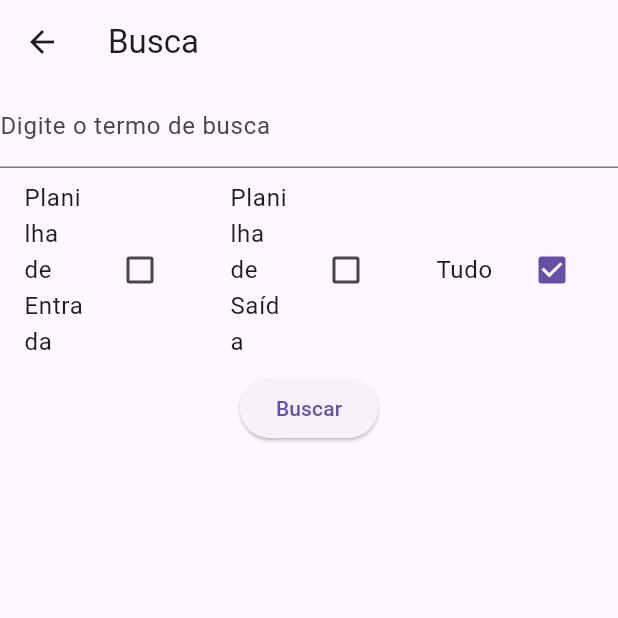
After one commit to MariTaba/projeto_gerenciamento_financas, a Flutter app: the SearchPage screen opened by its route, after a tap on "Buscar", on a phone screen of 412 x 824 dp, the top half of it. The commit adds this screen. Run offline on Flutter 3.47's test engine with Material 3 defaults, Android fonts, the phone set to English and light mode, and no system bars; our stand-ins replace cloud_firestore, device_preview, firebase_auth, firebase_core; accounts and stored records are empty.

Commit message:
Busca ok na pagina principal.

```diff
--- /dev/null
+++ b/lib/view/servico_busca.dart
@@ -0,0 +1,131 @@
+import 'package:cloud_firestore/cloud_firestore.dart';
+import 'package:firebase_auth/firebase_auth.dart';
+import 'package:flutter/material.dart';
+
+class SearchPage extends StatefulWidget {
+  @override
+  _SearchPageState createState() => _SearchPageState();
+}
+
+class _SearchPageState extends State<SearchPage> {
+  final FirebaseFirestore _firestore = FirebaseFirestore.instance;
+String dropdownValue = 'Tudo';
+  String searchTerm = '';
+  List<DocumentSnapshot> searchResults = [];
+
+  void search() async {
+    List<QueryDocumentSnapshot> searchResults = [];
+
+    if (dropdownValue == 'Tudo') {
+      Query queryEntrada = _firestore
+          .collection('Entradas')
+          .where('uid', isEqualTo: FirebaseAuth.instance.currentUser?.uid)
+          .where('nome', isEqualTo: searchTerm);
+
+      Query querySaida = _firestore
+          .collection('itens')
+          .where('uid', isEqualTo: FirebaseAuth.instance.currentUser?.uid)
+          .where('nome', isEqualTo: searchTerm);
+
+      final querySnapshotEntrada = await queryEntrada.get();
+      final querySnapshotSaida = await querySaida.get();
+
+      searchResults = [
+        ...querySnapshotEntrada.docs,
+        ...querySnapshotSaida.docs
+      ];
+    } else {
+      Query? query;
+
+      switch (dropdownValue) {
+        case 'Planilha de Entrada':
+          query = _firestore
+              .collection('Entradas')
+              .where('uid', isEqualTo: FirebaseAuth.instance.currentUser?.uid)
+              .where('nome', isEqualTo: searchTerm);
+          break;
+        case 'Planilha de Saída':
+          query = _firestore
+              .collection('itens')
+              .where('uid', isEqualTo: FirebaseAuth.instance.currentUser?.uid)
+              .where('nome', isEqualTo: searchTerm);
+          break;
+      }
+
+      if (query != null) {
+        final querySnapshot = await query.get();
+        searchResults = querySnapshot.docs;
+      }
+    }
+
+    setState(() {
+      this.searchResults = searchResults;
+    });
+  }
+
+  @override
+  Widget build(BuildContext context) {
+    return Scaffold(
+      appBar: AppBar(
+        title: Text('Busca'),
+      ),
+      body: Column(
+        children: <Widget>[
+          TextField(
+            onChanged: (value) {
+              setState(() {
+                searchTerm = value;
+              });
+            },
+            decoration: InputDecoration(
+              labelText: "Digite o termo de busca",
+            ),
+          ),
+          Row(
+            children: <String>[
+              'Planilha de Entrada',
+              'Planilha de Saída',
+              'Tudo'
+            ].map((String value) {
+              return Expanded(
+                child: CheckboxListTile(
+                  title: Text(value),
+                  value: dropdownValue == value,
+                  onChanged: (bool? newValue) {
+                    setState(() {
+                      if (newValue == true) {
+                        dropdownValue = value;
+                      }
+                    });
+                  },
+                ),
+              );
+            }).toList(),
+          ),
+          ElevatedButton(
+            onPressed: search,
+            child: Text('Buscar'),
+          ),
+          Expanded(
+            child: ListView.builder(
+              itemCount: searchResults.length,
+              itemBuilder: (context, index) {
+                var data = searchResults[index].data() as Map<String, dynamic>;
+                if (data != null) {
+                  return ListTile(
+                    title: Text('Nome: ${data['nome'] ?? ''}'),
+                    subtitle: Text('Descrição: ${data['descricao'] ?? ''}'),
+                  );
+                } else {
+                  return ListTile(
+                    title: Text('Documento sem dados'),
+                  );
+                }
+              },
+            ),
+          ),
+        ],
+      ),
+    );
+  }
+}
```
Also changed, not shown: lib/main.dart (+10 -0 lines), lib/view/entradas_view.dart (added, +337 -0 lines), lib/view/planilha_view.dart (+28 -0 lines), lib/view/principal_view.dart (+68 -8 lines).
